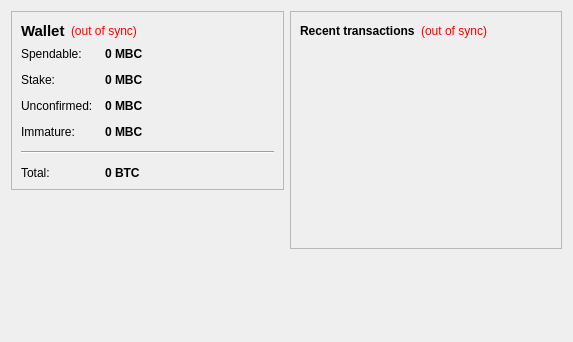
Qt form src/qt/forms/overviewpage.ui (digixhub/MicroBitcoin) before a commit.
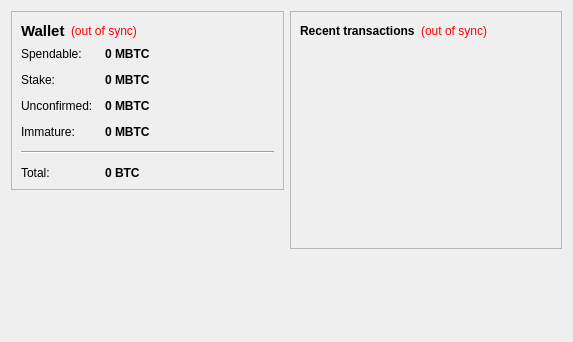
The same form after that commit.

Commit message:
Updated Symbol MBC to MBTC
Push Update on Symbol Name of MBC to MBTC

The edit to the form file:
```diff
--- a/src/qt/forms/overviewpage.ui
+++ b/src/qt/forms/overviewpage.ui
@@ -105,7 +105,7 @@
              <string>Your current spendable balance</string>
             </property>
             <property name="text">
-             <string notr="true">0 MBC</string>
+             <string notr="true">0 MBTC</string>
             </property>
             <property name="textInteractionFlags">
              <set>Qt::LinksAccessibleByMouse|Qt::TextSelectableByKeyboard|Qt::TextSelectableByMouse</set>
@@ -134,7 +134,7 @@
              <string>Total of coins that was staked, and do not yet count toward the current balance</string>
             </property>
             <property name="text">
-             <string notr="true">0 MBC</string>
+             <string notr="true">0 MBTC</string>
             </property>
             <property name="textInteractionFlags">
              <set>Qt::LinksAccessibleByMouse|Qt::TextSelectableByKeyboard|Qt::TextSelectableByMouse</set>
@@ -163,7 +163,7 @@
              <string>Total of transactions that have yet to be confirmed, and do not yet count toward the current balance</string>
             </property>
             <property name="text">
-             <string notr="true">0 MBC</string>
+             <string notr="true">0 MBTC</string>
             </property>
             <property name="textInteractionFlags">
              <set>Qt::LinksAccessibleByMouse|Qt::TextSelectableByKeyboard|Qt::TextSelectableByMouse</set>
@@ -189,7 +189,7 @@
              <string>Mined balance that has not yet matured</string>
             </property>
             <property name="text">
-             <string notr="true">0 MBC</string>
+             <string notr="true">0 MBTC</string>
             </property>
             <property name="textInteractionFlags">
              <set>Qt::LinksAccessibleByMouse|Qt::TextSelectableByKeyboard|Qt::TextSelectableByMouse</set>
```
The commit also changes 9 other files.
